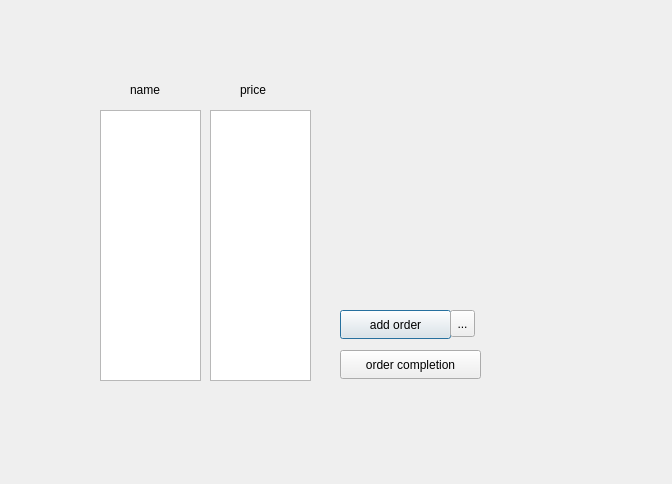
The window that online_store/order_registration.ui (niki548/Online_store) describes before a commit, drawn with Qt 5.
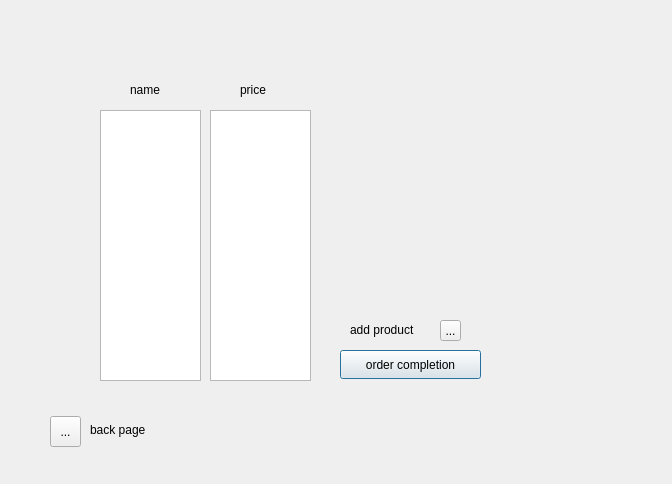
The same window after the commit. Icons and pictures are not drawn.

Diff of the .ui file:
```diff
--- a/online_store/order_registration.ui
+++ b/online_store/order_registration.ui
@@ -59,26 +59,13 @@
     <string>name</string>
    </property>
   </widget>
-  <widget class="QPushButton" name="pushButton">
-   <property name="geometry">
-    <rect>
-     <x>340</x>
-     <y>310</y>
-     <width>111</width>
-     <height>29</height>
-    </rect>
-   </property>
-   <property name="text">
-    <string>add order</string>
-   </property>
-  </widget>
   <widget class="QToolButton" name="toolButton">
    <property name="geometry">
     <rect>
-     <x>450</x>
-     <y>310</y>
-     <width>25</width>
-     <height>27</height>
+     <x>440</x>
+     <y>320</y>
+     <width>21</width>
+     <height>21</height>
     </rect>
    </property>
    <property name="text">
@@ -101,6 +88,48 @@
     <string>order completion</string>
    </property>
   </widget>
+  <widget class="QToolButton" name="toolButton_2">
+   <property name="geometry">
+    <rect>
+     <x>50</x>
+     <y>416</y>
+     <width>31</width>
+     <height>31</height>
+    </rect>
+   </property>
+   <property name="text">
+    <string>...</string>
+   </property>
+   <property name="icon">
+    <iconset theme="QIcon::ThemeIcon::DocumentRevert"/>
+   </property>
+  </widget>
+  <widget class="QLabel" name="label_12">
+   <property name="geometry">
+    <rect>
+     <x>90</x>
+     <y>420</y>
+     <width>71</width>
+     <height>20</height>
+    </rect>
+   </property>
+   <property name="text">
+    <string>back page</string>
+   </property>
+  </widget>
+  <widget class="QLabel" name="label_3">
+   <property name="geometry">
+    <rect>
+     <x>350</x>
+     <y>320</y>
+     <width>91</width>
+     <height>20</height>
+    </rect>
+   </property>
+   <property name="text">
+    <string>add product</string>
+   </property>
+  </widget>
  </widget>
  <resources/>
  <connections/>
```
